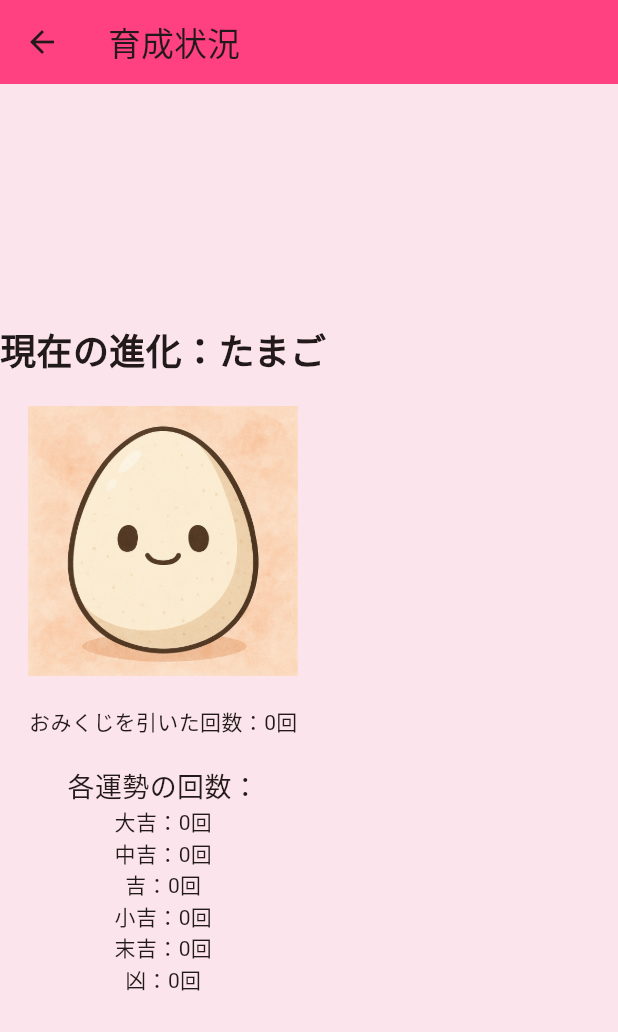
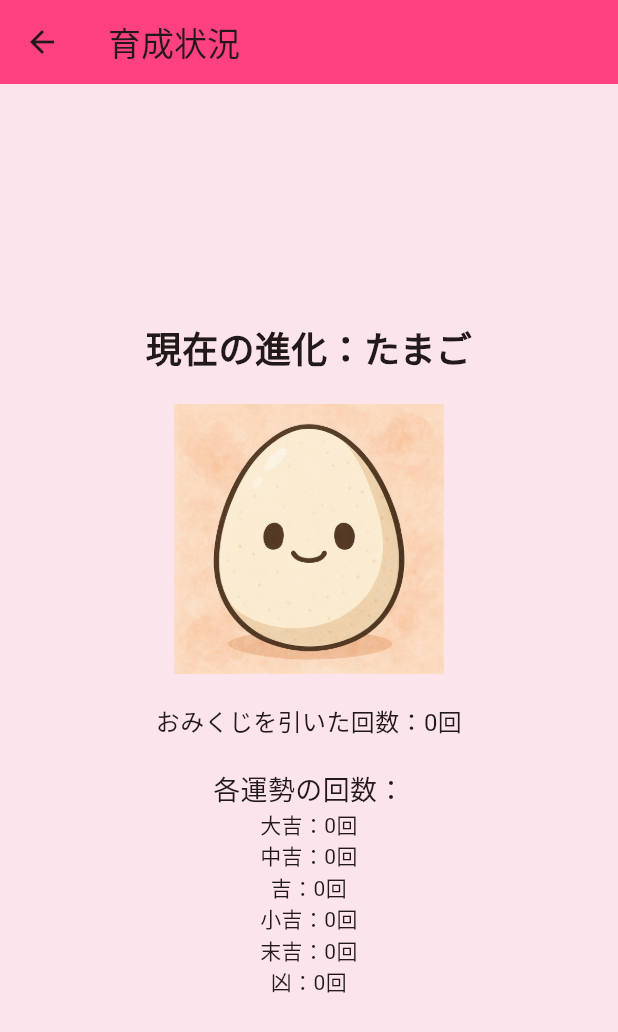
Before and after one commit to kajiyousuke/flutterMock, a Flutter app: the screen it shows after launch, after a tap on "神様を見る", on a phone screen of 412 x 824 dp. Shown: the top 1032 px of the screen. Run offline on Flutter 3.47's test engine with Material 3 defaults, Android fonts, the phone set to English and light mode, and no system bars; our stand-ins replace confetti; Roboto replaces fonts that are missing (NotoSansJP).

Commit message:
画像の配置を中央に変更

```diff
--- a/lib/screens/pet_status_screen.dart
+++ b/lib/screens/pet_status_screen.dart
@@ -47,12 +47,15 @@ class PetStatusScreen extends StatelessWidget {
         backgroundColor: Colors.pinkAccent,
       ),
       backgroundColor: Colors.pink.shade50,
-      body: Column(
+      body: Center(
+        child: SingleChildScrollView(
+          child: Column(
             mainAxisAlignment: MainAxisAlignment.center,
             children: [
               Text(
                 '現在の進化：$stageName',
                 style: const TextStyle(fontSize: 24, fontWeight: FontWeight.bold),
+                textAlign: TextAlign.center,
               ),
               const SizedBox(height: 20),
               Image.asset(
@@ -60,11 +63,26 @@ class PetStatusScreen extends StatelessWidget {
                 height: 180,
               ),
               const SizedBox(height: 20),
-          Text('おみくじを引いた回数：${pet.totalDraws}回'),
+              Text(
+                'おみくじを引いた回数：${pet.totalDraws}回',
+                style: const TextStyle(fontSize: 16),
+                textAlign: TextAlign.center,
+              ),
               const SizedBox(height: 20),
-          const Text('各運勢の回数：', style: TextStyle(fontSize: 18)),
-          ...pet.drawCounts.entries.map((entry) => Text('${entry.key}：${entry.value}回')),
+              const Text(
+                '各運勢の回数：',
+                style: TextStyle(fontSize: 18),
+                textAlign: TextAlign.center,
+              ),
+              ...pet.drawCounts.entries.map(
+                (entry) => Text(
+                  '${entry.key}：${entry.value}回',
+                  textAlign: TextAlign.center,
+                ),
+              ),
             ],
+          ),
+        ),
       ),
     );
   }
--- a/lib/screens/splash_screen.dart
+++ b/lib/screens/splash_screen.dart
@@ -1,6 +1,4 @@
 import 'package:flutter/material.dart';
-import '../widgets/animated_omikuji_box.dart';
-import '../widgets/confetti_widget.dart';
 import 'home_screen.dart';
 
 class SplashScreen extends StatefulWidget {
@@ -15,8 +13,8 @@ class _SplashScreenState extends State<SplashScreen> {
   void initState() {
     super.initState();
 
-    // ⏱ 2秒後にホーム画面へ遷移
-    Future.delayed(const Duration(seconds: 2), () {
+    // 3秒後にホーム画面へ遷移
+    Future.delayed(const Duration(seconds: 3), () {
       if (mounted) {
         Navigator.pushReplacement(
           context,
@@ -30,43 +28,27 @@ class _SplashScreenState extends State<SplashScreen> {
   Widget build(BuildContext context) {
     return Scaffold(
       backgroundColor: Colors.pink.shade50,
-      body: Stack(
-        children: [
-          const FullScreenConfetti(), // 🎉 紙吹雪エフェクト
-          Column(
+      body: Center(
+        child: Column(
           mainAxisAlignment: MainAxisAlignment.center,
           children: [
-              // 🔻 ロゴ画像を上部に表示
+            // ロゴ画像（中央に表示）
             Image.asset(
               'assets/images/omikuji_pet_logo.png',
               width: 200,
-                height: 200,
+              fit: BoxFit.contain,
             ),
-              const SizedBox(height: 20),
-
-              // 📦 アニメーション付きおみくじ箱
-              AnimatedOmikujiBox(
-                imagePath: 'assets/images/omikuji_box.png',
-                onTap: () {}, // 自動遷移なのでタップ不要
-                size: 180,
-              ),
-            ],
-          ),
-          const Positioned(
-            bottom: 100,
-            left: 0,
-            right: 0,
-            child: Text(
-              'おみくじを準備中...',
-              textAlign: TextAlign.center,
+            const SizedBox(height: 24),
+            const Text(
+              'Omikuji Pet',
               style: TextStyle(
-                fontSize: 22,
+                fontSize: 24,
                 fontWeight: FontWeight.bold,
                 color: Colors.pink,
               ),
             ),
+          ],
         ),
-        ],
       ),
     );
   }
```
Lines whose indentation alone changed are shown as unchanged.
